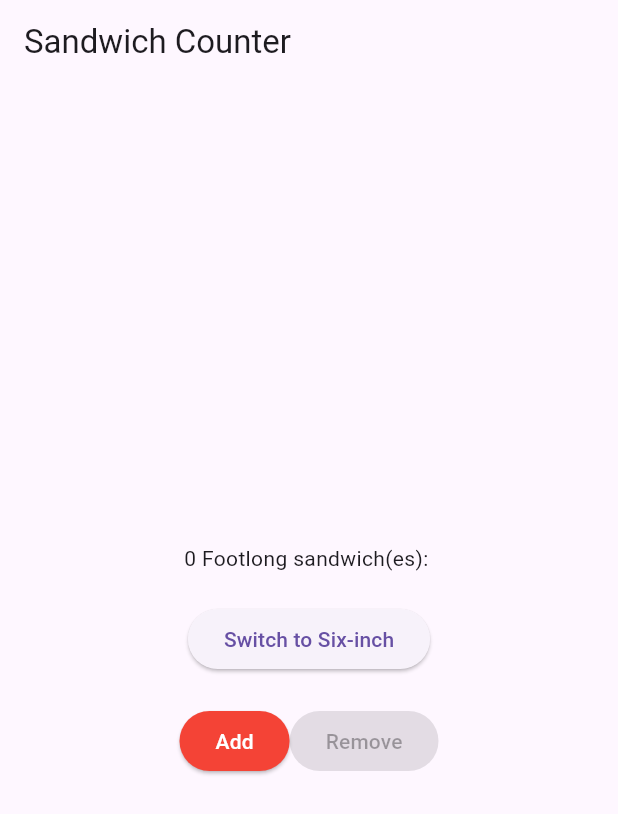
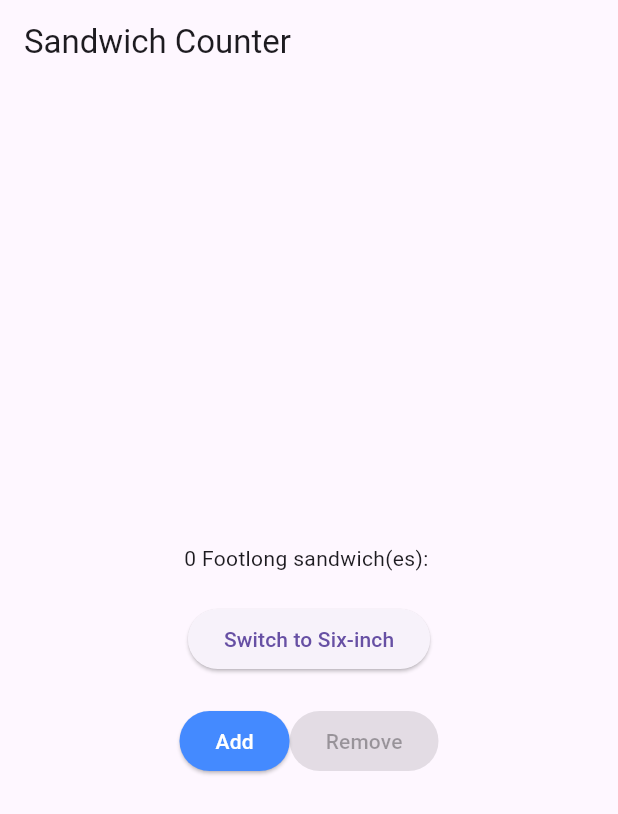
Before and after one commit to sillysalmondude/sandwich_shop, a Flutter app: the screen it shows after launch, on a phone screen of 412 x 824 dp. Shown: the top 814 px of the screen. Run offline on Flutter 3.47's test engine with Material 3 defaults, Android fonts, the light colour scheme and no system bars.

Commit message:
Change button colors

```diff
--- a/lib/main.dart
+++ b/lib/main.dart
@@ -74,7 +74,7 @@
                       _quantity < widget.maxQuantity ? _increaseQuantity : null,
                   style: ElevatedButton.styleFrom(
                     backgroundColor: _quantity < widget.maxQuantity
-                        ? Colors.red
+                        ? Colors.blueAccent
                         : Colors.grey,
                     foregroundColor: Colors.white,
                   ),
@@ -83,7 +83,8 @@
                 ElevatedButton(
                   onPressed: _quantity > 0 ? _decreaseQuantity : null,
                   style: ElevatedButton.styleFrom(
-                    backgroundColor: _quantity > 0 ? Colors.red : Colors.grey,
+                    backgroundColor:
+                        _quantity > 0 ? Colors.blueAccent : Colors.grey,
                     foregroundColor: Colors.white,
                   ),
                   child: const Text('Remove'),
```
